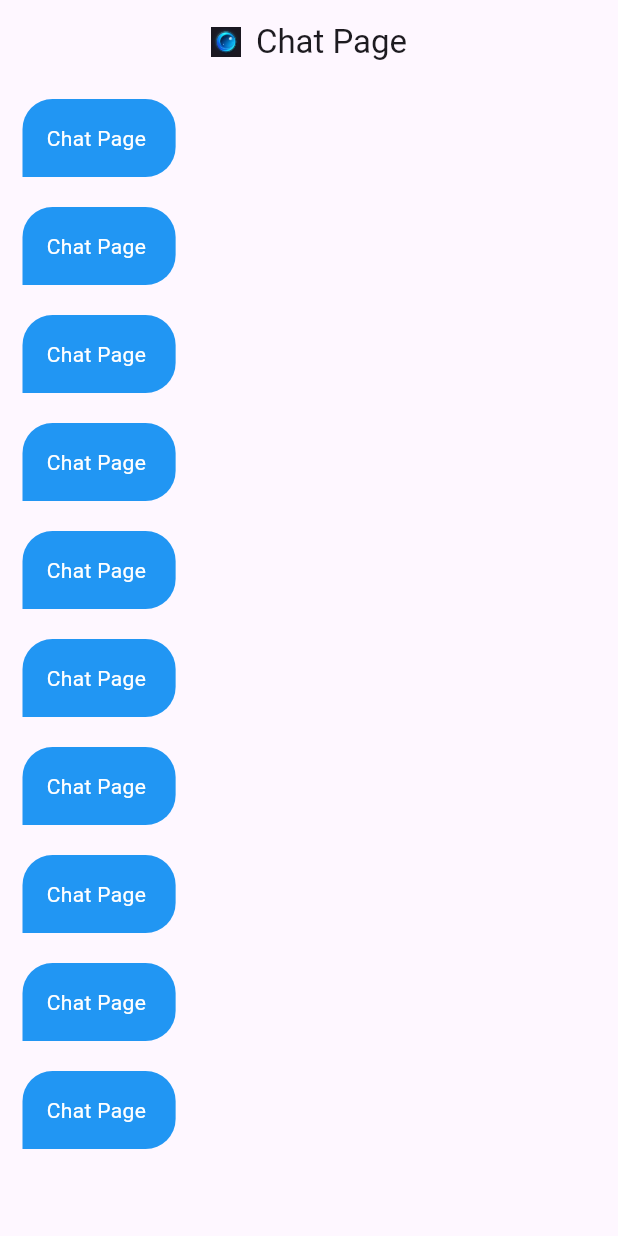
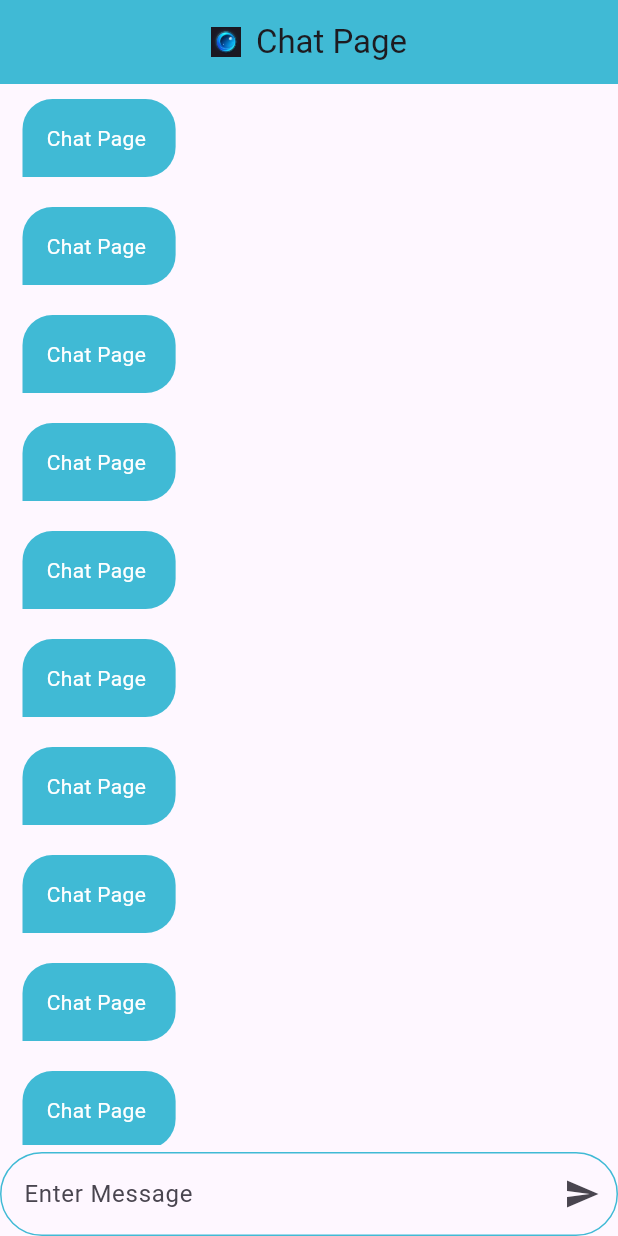
Before and after one commit to MahmoudAbed74/chatappfirebase, a Flutter app: the screen it shows after launch, on a phone screen of 412 x 824 dp. Run offline on Flutter 3.47's test engine with Material 3 defaults, Android fonts, the phone set to English and light mode, and no system bars; our stand-ins replace firebase_auth, firebase_core, modal_progress_hud_nsn; accounts and stored records are empty.

Commit message:
Update chat page UI with message input field
Add a message input field to the chat page UI for users to enter messages and send them. Update chat bubble color to match theme.

```diff
--- a/lib/views/chatPage.dart
+++ b/lib/views/chatPage.dart
@@ -1,5 +1,6 @@
 import 'package:flutter/material.dart';
 
+import 'package:chatappfirebase/constants.dart';
 import 'package:chatappfirebase/widgets/chatBubble.dart';
 
 class ChatPage extends StatelessWidget {
@@ -9,6 +10,7 @@ class ChatPage extends StatelessWidget {
   Widget build(BuildContext context) {
     return Scaffold(
         appBar: AppBar(
+          backgroundColor: kBlueColor,
           automaticallyImplyLeading: false,
           title: Row(mainAxisAlignment: MainAxisAlignment.center, children: [
             Image.asset(
@@ -24,12 +26,44 @@ class ChatPage extends StatelessWidget {
           ]),
           centerTitle: true,
         ),
-      body: ListView.builder(
+        body: Column(
+          children: [
+            Expanded(
+              child: ListView.builder(
                 itemCount: 10,
                 itemBuilder: (context, index) {
                   return const Chat_Bubble();
                 },
               ),
-    );
+            ),
+            const SizedBox(
+              height: 5,
+            ),
+            TextField(
+              decoration: InputDecoration(
+                  hintText: "Enter Message",
+                  suffixIcon: IconButton(
+                    onPressed: () {},
+                    icon: const Icon(Icons.send),
+                  ),
+                  border: const OutlineInputBorder(
+                    borderRadius: BorderRadius.all(
+                      Radius.circular(30.0),
+                    ),
+                  ),
+                  enabledBorder: OutlineInputBorder(
+                    borderRadius: BorderRadius.circular(30.0),
+                    borderSide: const BorderSide(
+                      color: kBlueColor,
+                    ),
+                  ),
+                  focusedBorder: OutlineInputBorder(
+                      borderRadius: BorderRadius.circular(30.0),
+                      borderSide: const BorderSide(
+                        color: kSecondaryColor,
+                      ))),
+            )
+          ],
+        ));
   }
 }
--- a/lib/widgets/chatBubble.dart
+++ b/lib/widgets/chatBubble.dart
@@ -1,4 +1,6 @@
 import 'package:flutter/material.dart';
+
+import 'package:chatappfirebase/constants.dart';
 
 class Chat_Bubble extends StatelessWidget {
   const Chat_Bubble({
@@ -13,7 +15,7 @@ class Chat_Bubble extends StatelessWidget {
           margin: const EdgeInsets.symmetric(horizontal: 15, vertical: 10),
           padding: const EdgeInsets.all(16),
           decoration: const BoxDecoration(
-            color: Colors.blue,
+            color: kBlueColor,
             borderRadius: BorderRadius.only(
                 bottomRight: Radius.circular(20),
                 topRight: Radius.circular(20),
--- a/pubspec.yaml
+++ b/pubspec.yaml
@@ -36,6 +36,7 @@ dependencies:
   cupertino_icons: ^1.0.2
   firebase_auth: ^4.17.8
   modal_progress_hud_nsn: ^0.5.1
+  cloud_firestore: ^4.15.8
 
 dev_dependencies:
   flutter_test:
```
Also changed, not shown: pubspec.lock. Lines whose indentation alone changed are shown as unchanged.
